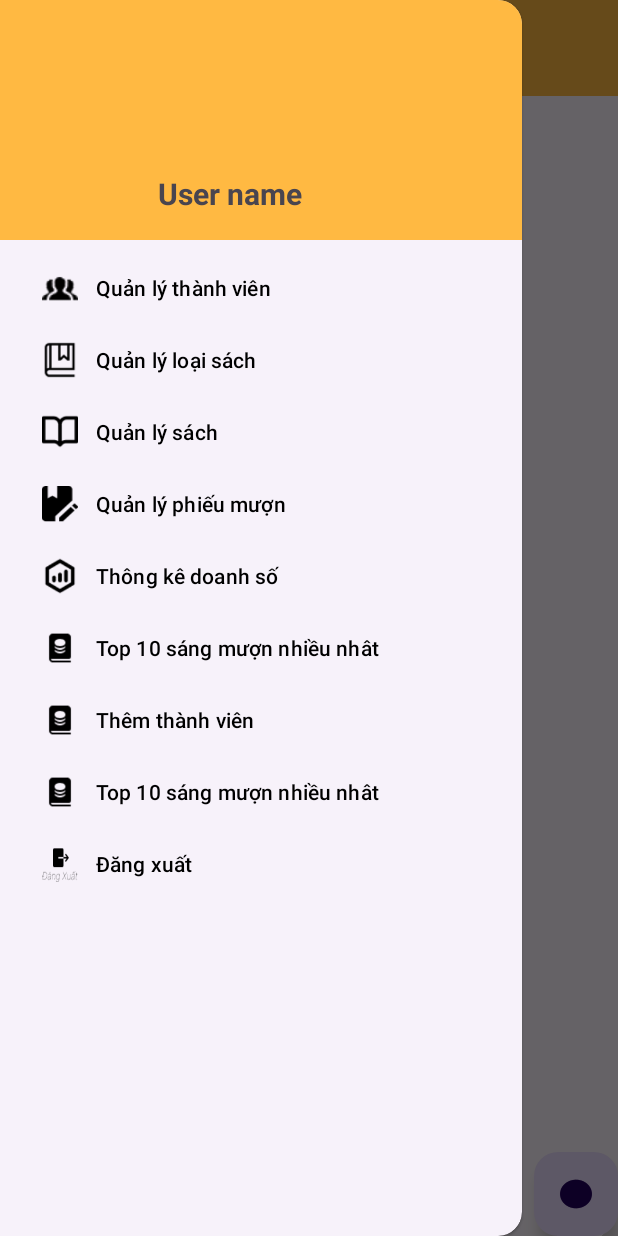
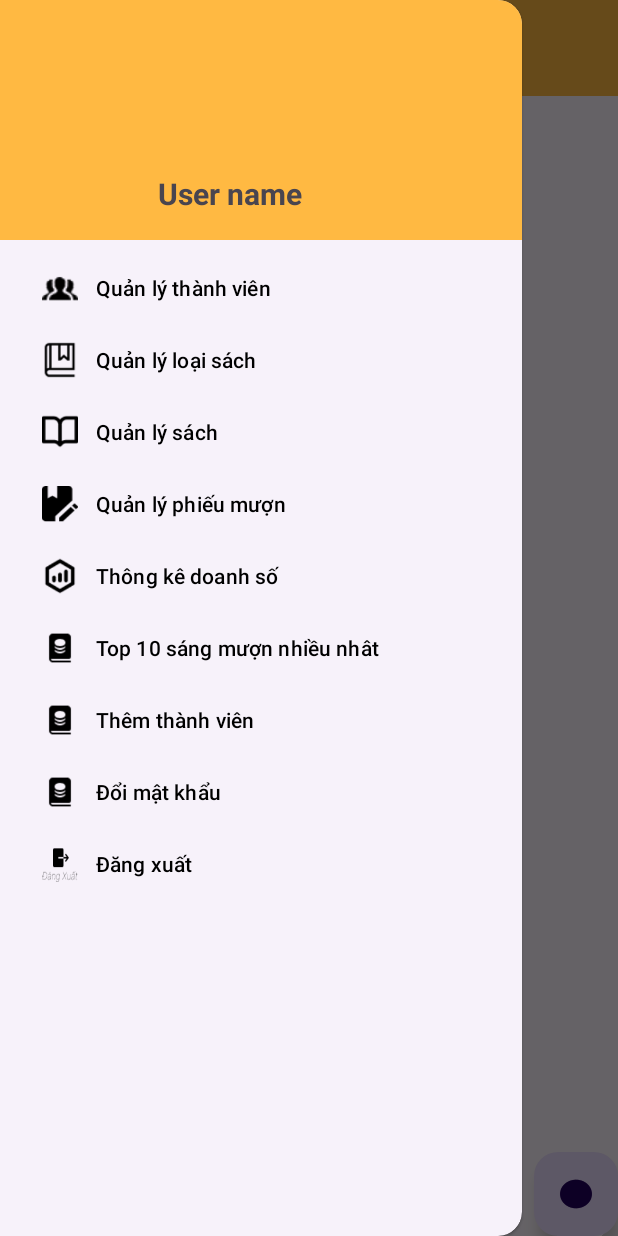
Before and after one commit to Thetai204/MOB2014_LuongTheTai_PH35465, an Android app: the MainActivity screen opened directly, with no data from a screen before it, with the side drawer open, on a phone screen of 412 x 824 dp. Run offline under Robolectric (Android 15) with nearby library versions, the phone set to English and light mode, and no system bars; 1 statement that could not run was skipped.

Commit message:
15/10/2023 update

```diff
--- a/app/src/main/java/com/example/mob2014_luongthetai_ph35465/MainActivity.java
+++ b/app/src/main/java/com/example/mob2014_luongthetai_ph35465/MainActivity.java
@@ -131,7 +131,7 @@ public class MainActivity extends AppCompatActivity {
                         replaceFragment(new Top10Fragment());
                         mCurrentFragment = FRAGMENT_TOP10;
                     }
-                } else if (item.getItemId() == R.id.menuTKDT) {
+                } else if (item.getItemId() == R.id.menuTKDS) {
                     toolbar.setTitle(title[5]);
                     if (mCurrentFragment != FRAGMENT_DOANHTHU) {
                         replaceFragment(new DoanhThuFragment());
@@ -152,6 +152,7 @@ public class MainActivity extends AppCompatActivity {
                         replaceFragment(new DoiMatKhauFragment());
                         mCurrentFragment = FRAGMENT_DOIMATKHAU;
                     }
+
                 } else {
                     AlertDialog.Builder builder = new AlertDialog.Builder(MainActivity.this);
                     builder.setMessage("Bạn có chắc chắn muốn đăng xuất tài khoản này không ?");
--- a/app/src/main/java/com/example/mob2014_luongthetai_ph35465/dao/SachDAO.java
+++ b/app/src/main/java/com/example/mob2014_luongthetai_ph35465/dao/SachDAO.java
@@ -24,8 +24,6 @@ public class SachDAO {
         contentValues.put("tenSach",obj.getTenSach());
         contentValues.put("giaThue",obj.getGiaThue());
         contentValues.put("maLoai",obj.getMaLoai());
-
-
 
         return db.insert("Sach",null,contentValues);
     }
--- a/app/src/main/res/menu/menu.xml
+++ b/app/src/main/res/menu/menu.xml
@@ -25,7 +25,7 @@
         android:title="Thêm thành viên"
         android:icon="@drawable/fluent_book_coins_20_filled"/>
     <item android:id="@+id/menudoiMK"
-        android:title="Top 10 sáng mượn nhiều nhât"
+        android:title="Đổi mật khẩu"
         android:icon="@drawable/fluent_book_coins_20_filled"/>
     <item android:id="@+id/menudangxuat"
         android:title="Đăng xuất"
```
